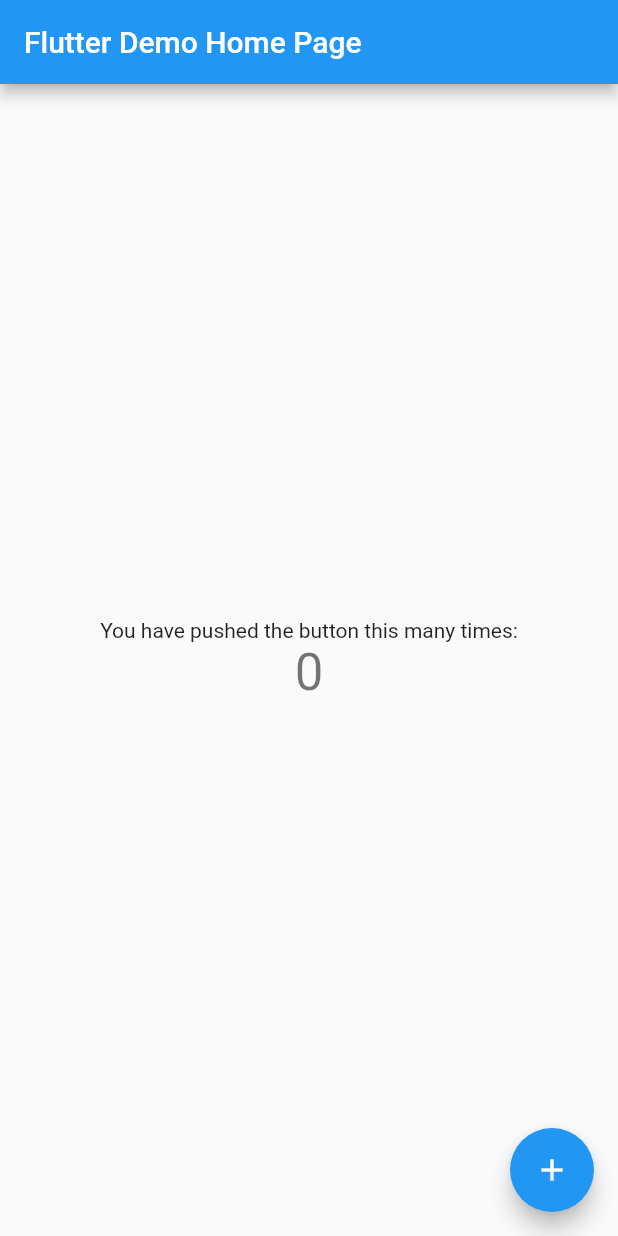
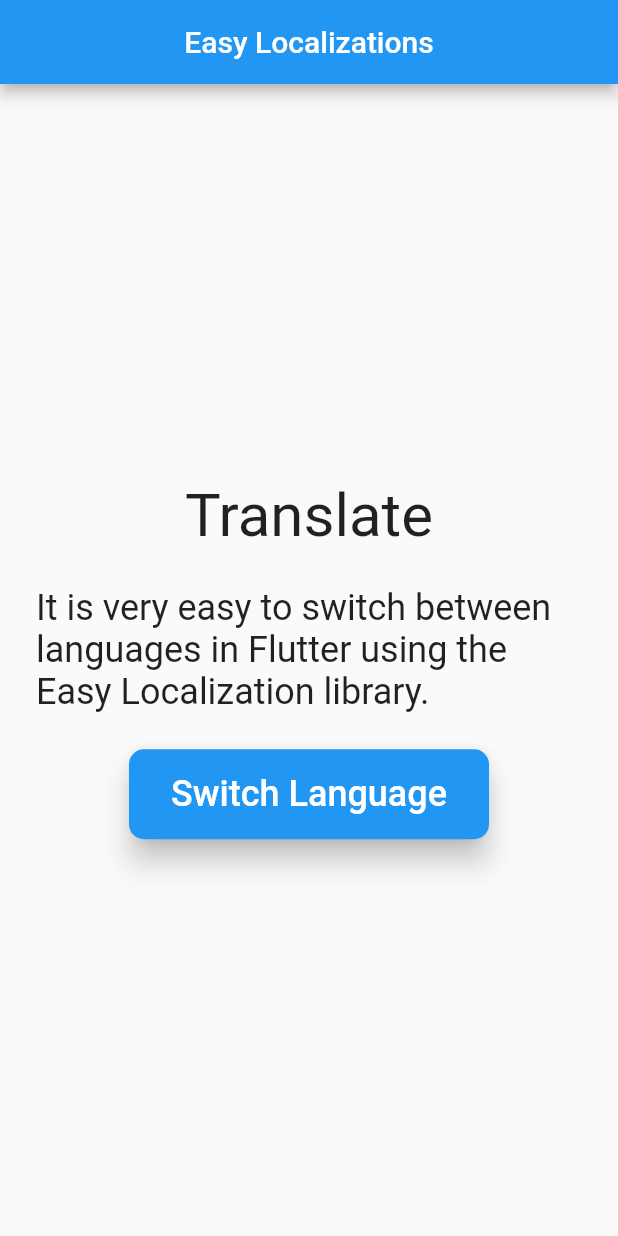
Before and after one commit to geraldtt47/flutter_localizations_practice_app, a Flutter app: the screen it shows after launch, on a phone screen of 412 x 824 dp. Run offline on Flutter 3.47's test engine with Material 2 defaults, Android fonts, the phone set to English and light mode, and no system bars; our stand-ins replace easy_localization, shared_preferences.

Commit message:
Functional language switcher added
Language switching aided with Provider package

```diff
--- /dev/null
+++ b/assets/translations/af-ZA.json
@@ -0,0 +1,7 @@
+{
+  "home_description": "Dit is baie maklik om tussen tale in Flutter te wissel deur die Easy Localization-biblioteek te gebruik.",
+  "home_btn_text": "Verander taal",
+  "languages_description": "Kies 'n taal. Die veranderinge sal outomaties op al die tekslegstukke met die .tr-uitbreiding regdeur die toepassing toegepas word.",
+  "languages_btn_english": "Engels",
+  "languages_btn_afrikaans": "Afrikaans"
+}
--- /dev/null
+++ b/assets/translations/en-US.json
@@ -0,0 +1,7 @@
+{
+  "home_description": "It is very easy to switch between languages in Flutter using the Easy Localization library.",
+  "home_btn_text": "Switch Language",
+  "languages_description": "Select a language. The changes will automatically be applied to all the Text widgets with the .tr extension throughout the app.",
+  "languages_btn_english": "English",
+  "languages_btn_afrikaans": "Afrikaans"
+}
--- /dev/null
+++ b/lib/includes.dart
@@ -0,0 +1,5 @@
+export './screens/home.dart';
+export './screens/language.dart';
+export 'widget/language_button.dart';
+export 'widget/language_input.dart';
+export './provider/language_provider.dart';
--- a/lib/main.dart
+++ b/lib/main.dart
@@ -1,7 +1,18 @@
 import 'package:flutter/material.dart';
+import 'packages.dart';
+import 'includes.dart';
 
-void main() {
-  runApp(const MyApp());
+void main() async {
+  WidgetsFlutterBinding.ensureInitialized();
+  await EasyLocalization.ensureInitialized();
+
+  runApp(
+    EasyLocalization(
+        supportedLocales: const [Locale('en', 'US'), Locale('af', 'ZA')],
+        path: 'assets/translations', // <-- change the path of the translation files
+        fallbackLocale: const Locale('en', 'US'),
+        child: const MyApp()),
+  );
 }
 
 class MyApp extends StatelessWidget {
@@ -10,106 +21,21 @@
   // This widget is the root of your application.
   @override
   Widget build(BuildContext context) {
-    return MaterialApp(
-      title: 'Flutter Demo',
-      theme: ThemeData(
-        // This is the theme of your application.
-        //
-        // Try running your application with "flutter run". You'll see the
-        // application has a blue toolbar. Then, without quitting the app, try
-        // changing the primarySwatch below to Colors.green and then invoke
-        // "hot reload" (press "r" in the console where you ran "flutter run",
-        // or simply save your changes to "hot reload" in a Flutter IDE).
-        // Notice that the counter didn't reset back to zero; the application
-        // is not restarted.
-        primarySwatch: Colors.blue,
+    return MultiProvider(
+      providers: [
+        ChangeNotifierProvider(create: (_) => LanguageProvider()),
+      ],
+      child: MaterialApp(
+        localizationsDelegates: context.localizationDelegates,
+        supportedLocales: context.supportedLocales,
+        locale: context.locale,
+        debugShowCheckedModeBanner: false,
+        title: 'Flutter Demo',
+        theme: ThemeData(
+          primarySwatch: Colors.blue,
+        ),
+        home: const Home(),
       ),
-      home: const MyHomePage(title: 'Flutter Demo Home Page'),
     );
   }
 }
-
-class MyHomePage extends StatefulWidget {
-  const MyHomePage({super.key, required this.title});
-
-  // This widget is the home page of your application. It is stateful, meaning
-  // that it has a State object (defined below) that contains fields that affect
-  // how it looks.
-
-  // This class is the configuration for the state. It holds the values (in this
-  // case the title) provided by the parent (in this case the App widget) and
-  // used by the build method of the State. Fields in a Widget subclass are
-  // always marked "final".
-
-  final String title;
-
-  @override
-  State<MyHomePage> createState() => _MyHomePageState();
-}
-
-class _MyHomePageState extends State<MyHomePage> {
-  int _counter = 0;
-
-  void _incrementCounter() {
-    setState(() {
-      // This call to setState tells the Flutter framework that something has
-      // changed in this State, which causes it to rerun the build method below
-      // so that the display can reflect the updated values. If we changed
-      // _counter without calling setState(), then the build method would not be
-      // called again, and so nothing would appear to happen.
-      _counter++;
-    });
-  }
-
-  @override
-  Widget build(BuildContext context) {
-    // This method is rerun every time setState is called, for instance as done
-    // by the _incrementCounter method above.
-    //
-    // The Flutter framework has been optimized to make rerunning build methods
-    // fast, so that you can just rebuild anything that needs updating rather
-    // than having to individually change instances of widgets.
-    return Scaffold(
-      appBar: AppBar(
-        // Here we take the value from the MyHomePage object that was created by
-        // the App.build method, and use it to set our appbar title.
-        title: Text(widget.title),
-      ),
-      body: Center(
-        // Center is a layout widget. It takes a single child and positions it
-        // in the middle of the parent.
-        child: Column(
-          // Column is also a layout widget. It takes a list of children and
-          // arranges them vertically. By default, it sizes itself to fit its
-          // children horizontally, and tries to be as tall as its parent.
-          //
-          // Invoke "debug painting" (press "p" in the console, choose the
-          // "Toggle Debug Paint" action from the Flutter Inspector in Android
-          // Studio, or the "Toggle Debug Paint" command in Visual Studio Code)
-          // to see the wireframe for each widget.
-          //
-          // Column has various properties to control how it sizes itself and
-          // how it positions its children. Here we use mainAxisAlignment to
-          // center the children vertically; the main axis here is the vertical
-          // axis because Columns are vertical (the cross axis would be
-          // horizontal).
-          mainAxisAlignment: MainAxisAlignment.center,
-          children: <Widget>[
-            const Text(
-              'You have pushed the button this many times:',
-            ),
-            Text(
-              '$_counter',
-              style: Theme.of(context).textTheme.headlineMedium,
-            ),
-          ],
-        ),
-      ),
-      floatingActionButton: FloatingActionButton(
-        onPressed: _incrementCounter,
-        tooltip: 'Increment',
-        child: const Icon(Icons.add),
-      ), // This trailing comma makes auto-formatting nicer for build methods.
-    );
-  }
-}
--- /dev/null
+++ b/lib/packages.dart
@@ -0,0 +1,3 @@
+export 'package:easy_localization/easy_localization.dart';
+export 'package:provider/provider.dart';
+export 'package:shared_preferences/shared_preferences.dart';
--- /dev/null
+++ b/lib/provider/language_provider.dart
@@ -0,0 +1,10 @@
+import 'package:flutter/material.dart';
+
+class LanguageProvider extends ChangeNotifier {
+
+  onLanguageChanged() async {
+    await Future.delayed(const Duration(milliseconds: 1000));
+    notifyListeners();
+  }
+
+}
--- /dev/null
+++ b/lib/screens/home.dart
@@ -0,0 +1,39 @@
+import 'package:flutter/material.dart';
+import '../includes.dart';
+import '../packages.dart';
+
+class Home extends StatelessWidget {
+  const Home({super.key});
+
+
+
+  @override
+  Widget build(BuildContext context) {
+    context.watch<LanguageProvider>();
+
+    return Scaffold(
+      appBar: AppBar(
+        centerTitle: true,
+        title: const Text('Easy Localizations'),
+      ),
+      body: Container(
+        padding: const EdgeInsets.all(24.0),
+        child: Center(
+          child: Column(
+            mainAxisAlignment: MainAxisAlignment.center,
+            children: [
+              const Text('Translate', style: TextStyle(fontSize: 40.0),),
+              const SizedBox(height: 24.0,),
+              Text('home_description'.tr(), style: const TextStyle(fontSize: 24.0),),
+              const SizedBox(height: 24.0,),
+              LanguageButton(
+                text: 'home_btn_text'.tr(),
+                onPressed: () => Navigator.push(context, MaterialPageRoute(builder: (context) => Languages())),
+              ),
+            ],
+          ),
+        ),
+      ),
+    );
+  }
+}
--- /dev/null
+++ b/lib/widget/language_button.dart
@@ -0,0 +1,40 @@
+import 'package:flutter/material.dart';
+
+class LanguageButton extends StatelessWidget {
+  final String text;
+  final Function() onPressed;
+  final Color? color;
+  final Color? textColor;
+
+  const LanguageButton({super.key,
+    required this.text,
+    required this.onPressed,
+    this.color,
+    this.textColor,
+  });
+
+  @override
+  Widget build(BuildContext context) {
+    return SizedBox(
+      width: 240,
+      child: TextButton(
+        style: TextButton.styleFrom(
+          foregroundColor: Colors.deepOrange, padding: const EdgeInsets.all(16),
+          elevation: 8,
+          backgroundColor: color ?? Colors.blue,
+          shape: const RoundedRectangleBorder(
+            borderRadius: BorderRadius.all(Radius.circular(10)),
+          ),
+        ),
+        onPressed: onPressed,
+        child: Text(
+          text,
+          style: TextStyle(
+            fontSize: 24.0,
+            color: textColor ?? Colors.white,
+          ),
+        ),
+      ),
+    );
+  }
+}
```
Also changed, not shown: lib/screens/language.dart (added, +45 -0 lines), lib/widget/language_input.dart (added, +28 -0 lines), pubspec.yaml (+5 -2 lines), pubspec.lock, 2 other files.
